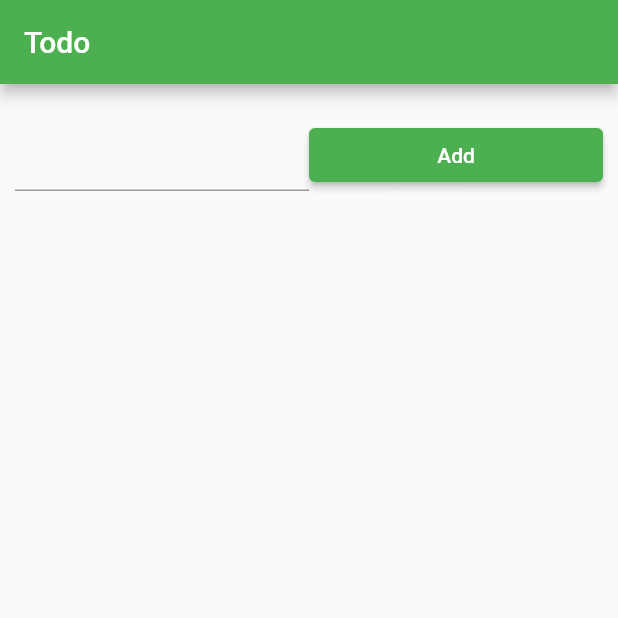
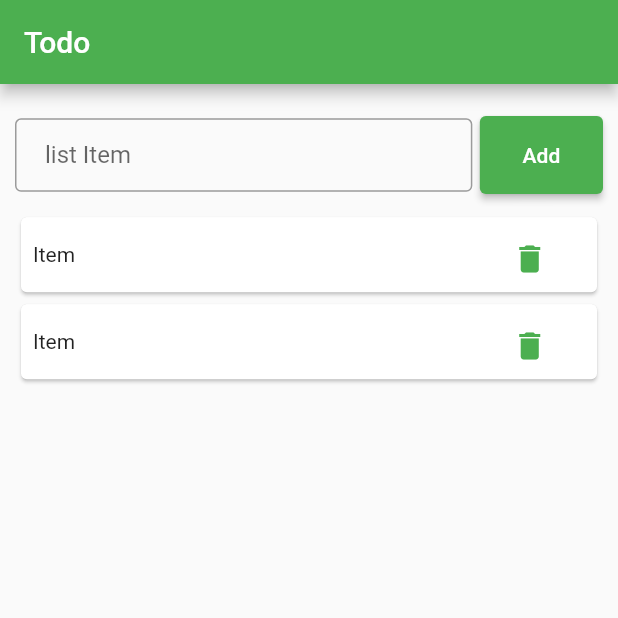
Before and after one commit to Zahed75/todo_app, a Flutter app: the screen it shows after launch, on a phone screen of 412 x 824 dp, the top half of it. Run offline on Flutter 3.47's test engine with Material 2 defaults, Android fonts, the phone set to English and light mode, and no system bars.

Commit message:
new file:   lib/Style.dart 	modified:   lib/TodoPage.dart

```diff
--- /dev/null
+++ b/lib/Style.dart
@@ -0,0 +1,36 @@
+import 'package:flutter/material.dart';
+
+InputDecoration AppInputDecoration(label){
+  return InputDecoration(
+      contentPadding: EdgeInsets.fromLTRB(20, 10, 10, 20),
+      border: OutlineInputBorder(),
+      labelText:label,
+
+
+  );
+}
+
+///button style design
+ButtonStyle AppButtonStyle(){
+  return ElevatedButton.styleFrom(
+      padding:EdgeInsets.all(18),
+      backgroundColor: Colors.green,
+      shape:RoundedRectangleBorder(
+        borderRadius: BorderRadius.all(Radius.circular(4)),
+      )
+  );
+}
+
+
+/// sized box design
+SizedBox SizedBox50(child){
+  return SizedBox(
+    height:50,
+    width:double.infinity,
+    child:Container(
+      alignment: Alignment.center,
+      padding: EdgeInsets.all(8),
+    child:child
+    ),
+  );
+}
--- a/lib/TodoPage.dart
+++ b/lib/TodoPage.dart
@@ -1,5 +1,6 @@
 import 'package:flutter/cupertino.dart';
 import 'package:flutter/material.dart';
+import 'package:todo_app/Style.dart';
 
 class TodoPage extends StatefulWidget {
   @override
@@ -9,7 +10,7 @@ class TodoPage extends StatefulWidget {
 }
 
 class TodoPageView extends State<TodoPage> {
-  List TodoList=[];
+  List TodoList=[{"1":"1"},{"1":"1"}];
   @override
   Widget build(BuildContext context) {
     return Scaffold(
@@ -22,8 +23,8 @@ class TodoPageView extends State<TodoPage> {
                   flex:10,
                   child: Row(
                     children: [
-                      Expanded(child:TextFormField()),
-                      Expanded(child:ElevatedButton(onPressed: (){},child:Text("Add"))),
+                      Expanded(flex:70,child:TextFormField(decoration: AppInputDecoration("list Item"),)),
+                      Expanded(flex:20,child:Padding(padding: EdgeInsets.only(left:5),child:ElevatedButton(onPressed: (){},child:Text("Add"),style:AppButtonStyle(),),)),
                     ],
                   )
 
@@ -34,8 +35,16 @@ class TodoPageView extends State<TodoPage> {
                     itemCount: TodoList.length,
                     itemBuilder: (context,index){
                       return Card(
+                        child:SizedBox50(
+                            Row(
+                                children: [
+                                  Expanded(flex:80,child:Text("Item")),
+                                  Expanded(flex:20,child:TextButton(onPressed: (){},child:Icon(Icons.delete),)),
+                                ],
+                            ),
+                        )
 
-                      )
+                      );
                     }
                   )
 
```
